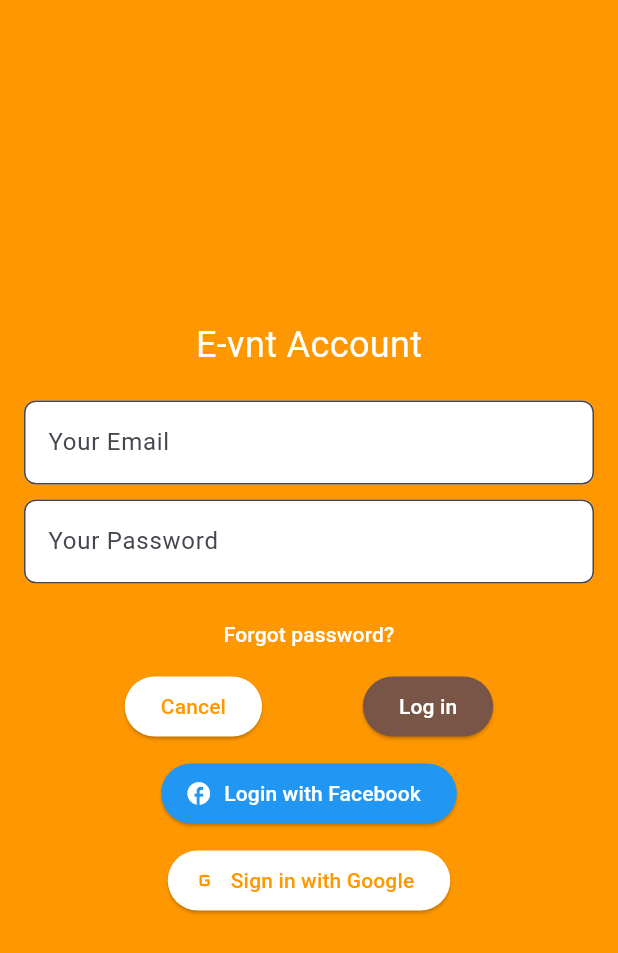
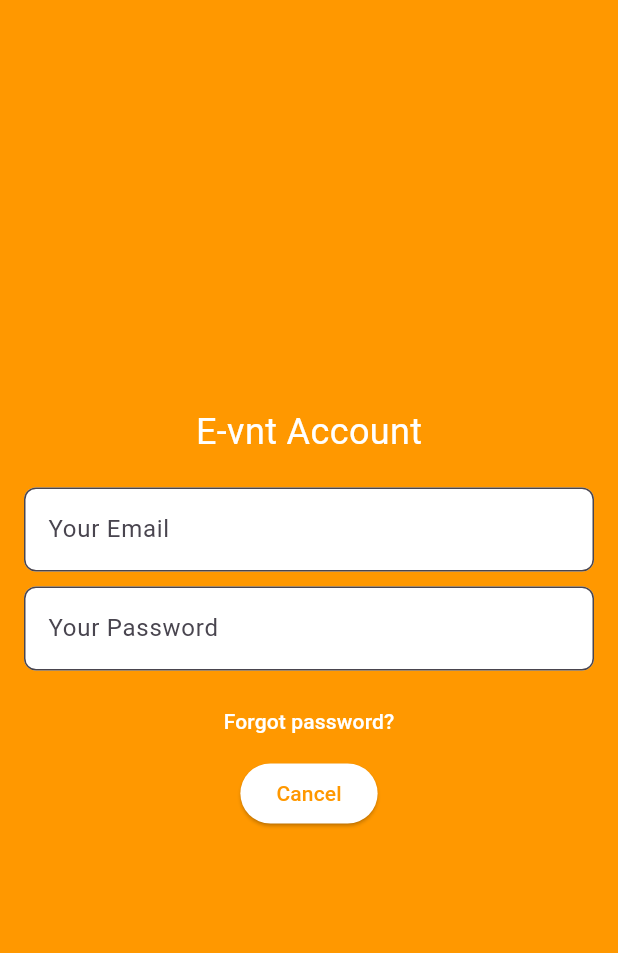
Before and after one commit to SurenSebastian/ihc-fernandez-keushkerian-sapiurka, a Flutter app: the LoginAccountScreen screen opened directly, on a phone screen of 412 x 824 dp. Shown: the top 953 px of the screen. Run offline on Flutter 3.47's test engine with Material 3 defaults, Android fonts, the phone set to English and light mode, and no system bars; our stand-ins replace firebase_auth, firebase_core, google_sign_in; accounts and stored records are empty.

Commit message:
Se cambia la pantall de login y se modifica el flujo para el sigiing

```diff
--- a/evnt/lib/main.dart
+++ b/evnt/lib/main.dart
@@ -44,11 +44,11 @@ class AuthWrapper extends StatelessWidget {
   @override
   Widget build(BuildContext context) {
     final user = Provider.of<User?>(context);
-
-    if (user == null) {
-      return StartScreen();
-    } else {
-      return EventScreen(); // Or any other screen you want to show after login
-    }
+    return StartScreen();
+    // if (user == null) {
+    //
+    // } else {
+    //   return EventScreen(); // Or any other screen you want to show after login
+    // }
   }
 }
--- a/evnt/lib/screens/login_screen.dart
+++ b/evnt/lib/screens/login_screen.dart
@@ -3,7 +3,7 @@ import 'package:flutter/material.dart';
 import '../widgets/custom_button.dart';
 import 'package:provider/provider.dart';
 import '../services/auth_service.dart';
-import 'event_screen.dart';
+
 
 class LoginAccountScreen extends StatelessWidget {
   @override
@@ -61,46 +61,9 @@ class LoginAccountScreen extends StatelessWidget {
                       Navigator.pop(context);
                     },
                   ),
-                  CustomButton(
-                    text: 'Log in',
-                    color: Colors.brown,
-                    textColor: Colors.white,
-                    onPressed: () {
-                      // Implement Login
-                    },
-                  ),
                 ],
               ),
-              SizedBox(height: 10),
-              CustomButton(
-                text: 'Login with Facebook',
-                icon: Icons.facebook,
-                color: Colors.blue,
-                textColor: Colors.white,
-                onPressed: () {
-                  // Implement Facebook login
-                },
-              ),
-              SizedBox(height: 10),
-              CustomButton(
-                text: 'Sign in with Google',
-                icon: Icons.g_mobiledata,
-                color: Colors.white,
-                textColor: Colors.orange,
-                onPressed: () async {
-                  final authService = Provider.of<AuthService>(context, listen: false);
-                  User? user = await authService.signInWithGoogle();
-                  if (user != null) {
-                    print('Successfully signed in with Google: ${user.displayName}');
-                    Navigator.pushReplacement(
-                      context,
-                      MaterialPageRoute(builder: (context) => EventScreen()),
-                    );
-                  } else {
-                    print('Failed to sign in with Google');
-                  }
-                },
-              ),
+
             ],
           ),
         ),
--- a/evnt/pubspec.yaml
+++ b/evnt/pubspec.yaml
@@ -66,6 +66,7 @@ flutter:
   # To add assets to your application, add an assets section, like this:
   assets:
       - images/evnt_logo.png
+      - images/google_logo.png
   #   - images/a_dot_ham.jpeg
 
   # An image asset can refer to one or more resolution-specific "variants", see
```
Also changed, not shown: evnt/lib/screens/start_screen.dart (+44 -37 lines), evnt/lib/widgets/google_signin_button.dart (added, +39 -0 lines), evnt/images/google_logo.png (added).
